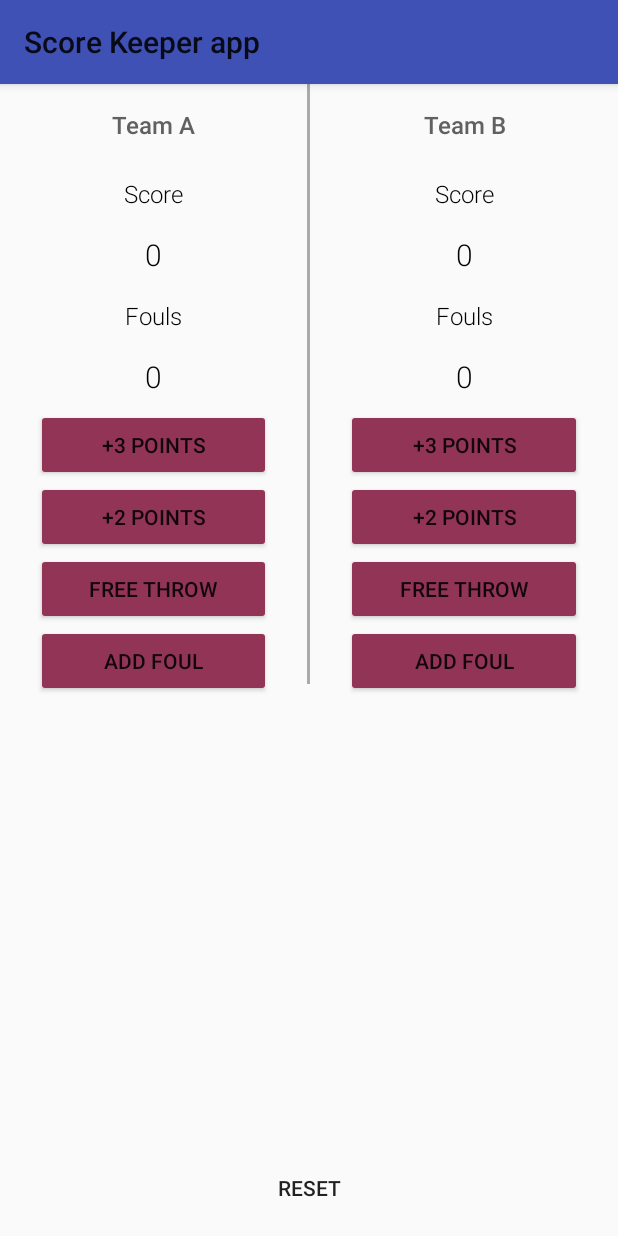
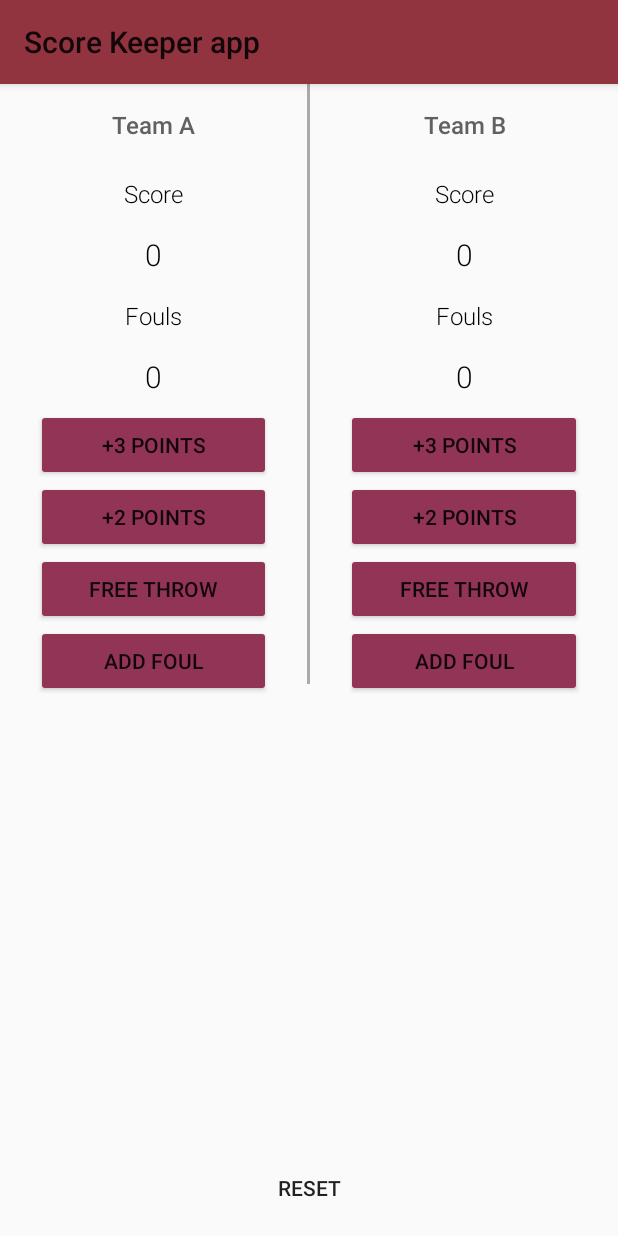
Before and after one commit to AlexandraDamaschin/ScoreKeeperApp, an Android app: the screen it shows after launch (MainActivity), on a phone screen of 412 x 824 dp. Run offline under Robolectric (Android 15) with nearby library versions, the phone set to English and light mode, and no system bars.

Commit message:
final app

```diff
--- a/app/src/main/res/values/styles.xml
+++ b/app/src/main/res/values/styles.xml
@@ -2,7 +2,7 @@
 
     <!-- Base application theme. -->
     <style name="AppTheme" parent="Theme.AppCompat.Light">
-        <item name="colorPrimary">@color/colorPrimary</item>
+        <item name="colorPrimary">#923440</item>
         <item name="colorButtonNormal">#923456</item>
     </style>
 
```
